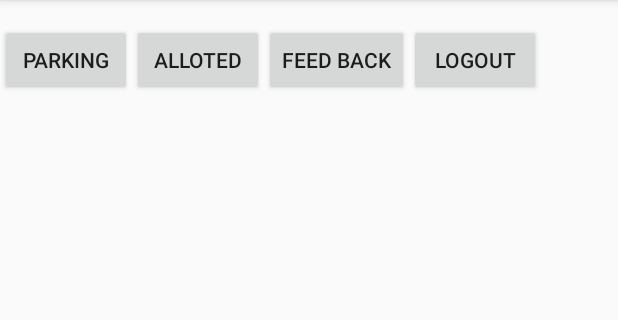
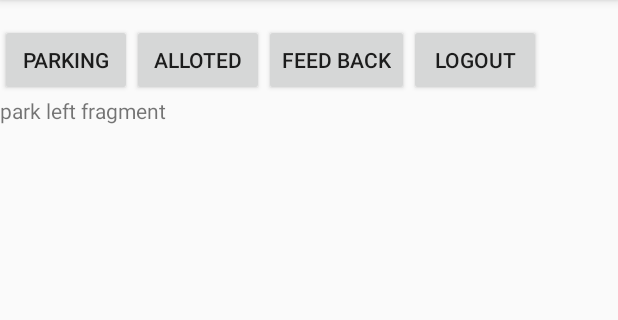
Before and after one commit to IR-Qureshi/level1-ParkingSystem, an Android app: the AdminActivity screen opened directly, with no data from a screen before it, after a tap on "PARKING", on a phone screen of 412 x 824 dp, the part 84-404 px from its top. Run offline under Robolectric (Android 15) with nearby library versions, the phone set to English and light mode, and no system bars; our stand-ins replace Firebase (no records; nobody signed in at launch, a user with empty details on screens opened directly); libraries missing offline, so code that uses them is left out: com.firebase.ui.

```diff
--- /dev/null
+++ b/app/src/main/java/com/example/dellpc/parkingmanagement/ParkLeftFragment.java
@@ -0,0 +1,31 @@
+package com.example.dellpc.parkingmanagement;
+
+
+import android.os.Bundle;
+import android.support.v4.app.Fragment;
+import android.view.LayoutInflater;
+import android.view.View;
+import android.view.ViewGroup;
+
+
+/**
+ * A simple {@link Fragment} subclass.
+ */
+public class ParkLeftFragment extends Fragment {
+
+
+    public ParkLeftFragment() {
+        // Required empty public constructor
+    }
+
+
+    @Override
+    public View onCreateView(LayoutInflater inflater, ViewGroup container,
+                             Bundle savedInstanceState) {
+        // Inflate the layout for this fragment
+       View view = inflater.inflate(R.layout.fragment_park_left, container, false);
+
+        return view;
+    }
+
+}
--- /dev/null
+++ b/app/src/main/res/layout/fragment_park_left.xml
@@ -0,0 +1,13 @@
+<FrameLayout xmlns:android="http://schemas.android.com/apk/res/android"
+    xmlns:tools="http://schemas.android.com/tools"
+    android:layout_width="match_parent"
+    android:layout_height="match_parent"
+    tools:context="com.example.dellpc.parkingmanagement.ParkLeftFragment">
+
+    <!-- TODO: Update blank fragment layout -->
+    <TextView
+        android:layout_width="match_parent"
+        android:layout_height="match_parent"
+        android:text="park left fragment" />
+
+</FrameLayout>
--- a/app/src/main/res/values/strings.xml
+++ b/app/src/main/res/values/strings.xml
@@ -1,4 +1,7 @@
 <resources>
     <string name="app_name">ParkingManagement</string>
     <string name="sign_out">sign out</string>
+
+    <!-- TODO: Remove or change this placeholder text -->
+    <string name="hello_blank_fragment">Hello blank fragment</string>
 </resources>
```
Also changed, not shown: app/build.gradle (+7 -5 lines), app/src/main/java/com/example/dellpc/parkingmanagement/AdminActivity.java (+7 -1 lines), app/src/main/java/com/example/dellpc/parkingmanagement/ParkAllotedFrament.java (added, +31 -0 lines), app/src/main/java/com/example/dellpc/parkingmanagement/UserFBFragment.java (added, +31 -0 lines), app/src/main/res/layout/fragment_park_alloted_frament.xml (added, +13 -0 lines), app/src/main/res/layout/fragment_user_fb.xml (added, +13 -0 lines).
